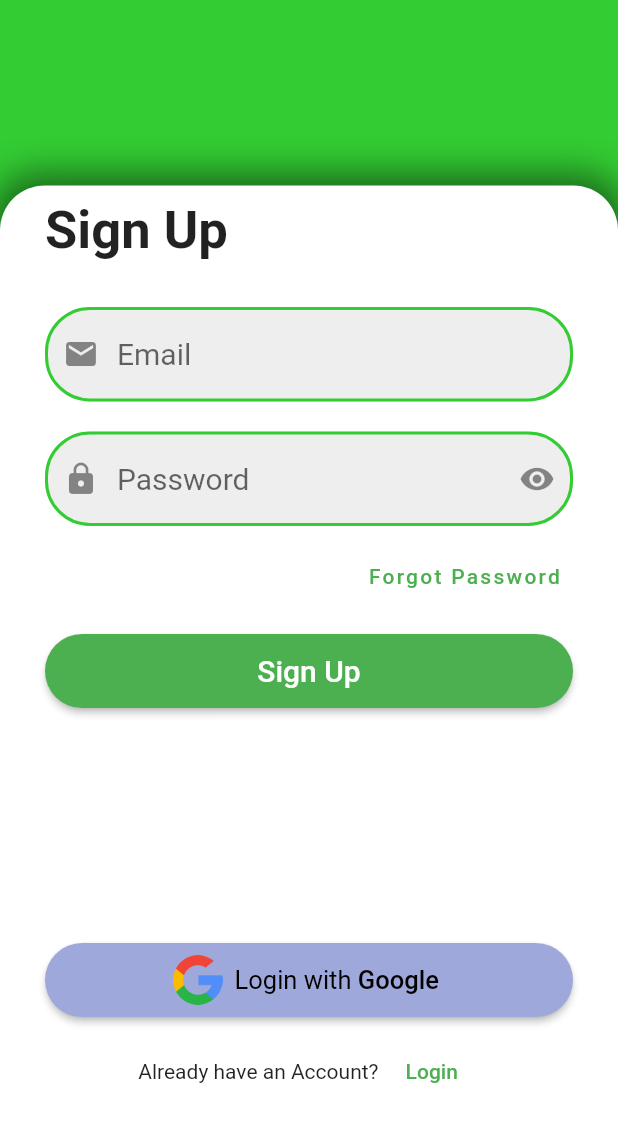
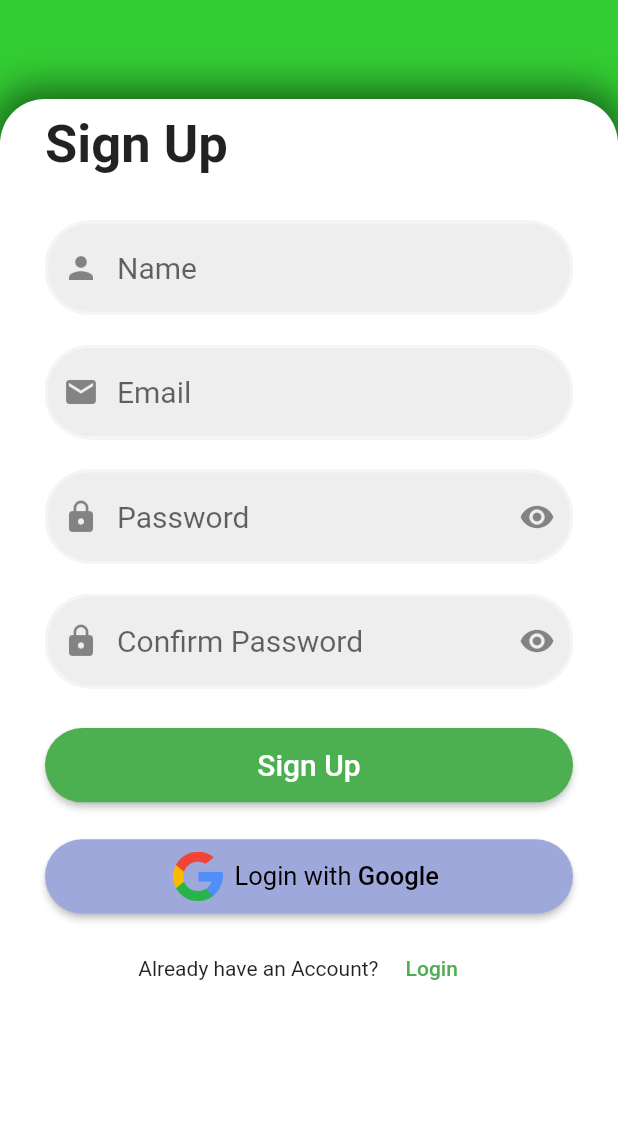
Before and after one commit to o-omki/depression-assessment-app, a Flutter app: the screen it shows after launch, after a tap on "Login", after a tap on "Sign Up", on a phone screen of 412 x 824 dp. Shown: the top 1122 px of the screen. Run offline on Flutter 3.47's test engine with Material 2 defaults, Android fonts, the phone set to English and light mode, and no system bars; our stand-ins replace cloud_firestore, curved_navigation_bar, firebase_auth, firebase_core, glassmorphism, google_sign_in; accounts and stored records are empty; generated files the repository leaves out were written again.

Commit message:
Add functionality to login and signup with email and password

```diff
--- a/lib/screens/auth/login.dart
+++ b/lib/screens/auth/login.dart
@@ -8,7 +8,7 @@ import 'package:serenity_space/main.dart';
 
 import '../../api/apis.dart';
 import '../../helper/dialogs.dart';
-import '../../helper/bottom_nav_bar.dart';
+import '../bottom_nav_bar.dart';
 import 'signup.dart';
 
 class Login extends StatefulWidget {
@@ -28,6 +28,38 @@ class _LoginState extends State<Login> {
   final passwordController = TextEditingController();
 
   var _isObscured = true;
+
+  bool validateEmail(String email) {
+    String pattern = r'^[a-zA-Z0-9.!]+@[a-zA-Z0-9]+\.[a-zA-Z]+';
+    RegExp regExp = RegExp(pattern);
+    return regExp.hasMatch(email);
+  }
+
+  _loginUser() async {
+    try {
+      final credential = await FirebaseAuth.instance.signInWithEmailAndPassword(
+        email: email,
+        password: password,
+      );
+      log("Credential: $credential");
+      Navigator.pushReplacement(context,
+          MaterialPageRoute(builder: (context) => const BottomNavBar()));
+    } on FirebaseAuthException catch (e) {
+      if (e.code == 'user-not-found') {
+        Dialogs.showSnackbar(context, 'No user found for that email.');
+      } else if (e.code == 'wrong-password') {
+        Dialogs.showSnackbar(context, 'Wrong password provided for that user.');
+      }
+    }
+  }
+
+  @override
+  void dispose() {
+    // clean up the controller when widget is disposed
+    emailController.dispose();
+    passwordController.dispose();
+    super.dispose();
+  }
 
   _handleLoginBtnClick() {
     Dialogs.showProgressBar(context);
@@ -125,44 +157,15 @@ class _LoginState extends State<Login> {
                         Container(
                           margin: const EdgeInsets.symmetric(vertical: 10),
                           child: TextFormField(
-                            decoration: InputDecoration(
-                              prefixIcon: const Icon(Icons.email),
+                            decoration: const InputDecoration(
+                              prefixIcon: Icon(Icons.email),
                               hintText: 'Email',
-                              hintStyle: const TextStyle(
-                                fontSize: 20,
-                              ),
-                              enabledBorder: OutlineInputBorder(
-                                borderSide: const BorderSide(
-                                    color: Color(0XFF33CC33), width: 2.0),
-                                borderRadius: BorderRadius.circular(30.0),
-                              ),
-                              focusedBorder: OutlineInputBorder(
-                                borderSide: const BorderSide(
-                                    color: Colors.black, width: 2.0),
-                                borderRadius: BorderRadius.circular(30.0),
-                              ),
-                              errorBorder: OutlineInputBorder(
-                                borderSide: const BorderSide(
-                                    color: Color.fromARGB(255, 212, 57, 46),
-                                    width: 2.0),
-                                borderRadius: BorderRadius.circular(30.0),
-                              ),
-                              focusedErrorBorder: OutlineInputBorder(
-                                borderSide: const BorderSide(
-                                    color: Color.fromARGB(255, 212, 57, 46),
-                                    width: 2.0),
-                                borderRadius: BorderRadius.circular(30.0),
-                              ),
-                              errorStyle: const TextStyle(
-                                fontSize: 15,
-                                color: Color.fromARGB(255, 212, 57, 46),
-                              ),
                             ),
                             controller: emailController,
                             validator: (value) {
                               if (value == null || value.isEmpty) {
                                 return 'Please enter your Email';
-                              } else if (!value.contains('@')) {
+                              } else if (!validateEmail(value)) {
                                 return 'Please enter valid Email';
                               }
                               return null;
@@ -176,35 +179,6 @@ class _LoginState extends State<Login> {
                             decoration: InputDecoration(
                               prefixIcon: const Icon(Icons.lock),
                               hintText: 'Password',
-                              hintStyle: const TextStyle(
-                                fontSize: 20,
-                              ),
-                              enabledBorder: OutlineInputBorder(
-                                borderSide: const BorderSide(
-                                    color: Color(0XFF33CC33), width: 2.0),
-                                borderRadius: BorderRadius.circular(30.0),
-                              ),
-                              focusedBorder: OutlineInputBorder(
-                                borderSide: const BorderSide(
-                                    color: Colors.black, width: 2.0),
-                                borderRadius: BorderRadius.circular(30.0),
-                              ),
-                              errorBorder: OutlineInputBorder(
-                                borderSide: const BorderSide(
-                                    color: Color.fromARGB(255, 212, 57, 46),
-                                    width: 2.0),
-                                borderRadius: BorderRadius.circular(30.0),
-                              ),
-                              focusedErrorBorder: OutlineInputBorder(
-                                borderSide: const BorderSide(
-                                    color: Color.fromARGB(255, 212, 57, 46),
-                                    width: 2.0),
-                                borderRadius: BorderRadius.circular(30.0),
-                              ),
-                              errorStyle: const TextStyle(
-                                fontSize: 15,
-                                color: Color.fromARGB(255, 212, 57, 46),
-                              ),
                               suffixIcon: IconButton(
                                 onPressed: () {
                                   setState(() {
@@ -240,7 +214,16 @@ class _LoginState extends State<Login> {
                               height: mq.height * 0.017,
                             ),
                             ElevatedButton(
-                              onPressed: () {},
+                              onPressed: () {
+                                // validate returns true if the form is valid, otherwise false
+                                if (_formKey.currentState!.validate()) {
+                                  setState(() {
+                                    email = emailController.text.trim();
+                                    password = passwordController.text.trim();
+                                  });
+                                  _loginUser();
+                                }
+                              },
                               style: ElevatedButton.styleFrom(
                                 minimumSize: Size.fromHeight(mq.height * 0.06),
                                 shape: const StadiumBorder(),
@@ -266,7 +249,8 @@ class _LoginState extends State<Login> {
                                 letterSpacing: 1.5),
                           ),
                         ),
-                        SizedBox(height: mq.height * 0.13),
+                        SizedBox(height: mq.height * 0.07),
+                        Spacer(),
                         Column(
                           children: [
                             ElevatedButton.icon(
--- a/lib/screens/auth/signup.dart
+++ b/lib/screens/auth/signup.dart
@@ -8,7 +8,7 @@ import 'package:serenity_space/main.dart';
 
 import '../../api/apis.dart';
 import '../../helper/dialogs.dart';
-import '../../helper/bottom_nav_bar.dart';
+import '../bottom_nav_bar.dart';
 
 import 'login.dart';
 
@@ -22,15 +22,82 @@ class SignUp extends StatefulWidget {
 class _SignUpState extends State<SignUp> {
   final _formKey = GlobalKey<FormState>();
 
+  var name = "";
   var email = "";
   var password = "";
+  var confPassword = "";
 
+  final nameController = TextEditingController();
   final emailController = TextEditingController();
   final passwordController = TextEditingController();
+  final confPasswordController = TextEditingController();
 
-  var _isObscured = true;
+  var _isPassObscured = true;
+  var _isConfPassObscured = true;
 
-  _handleLoginBtnClick() {
+  bool validateEmail(String email) {
+    String pattern = r'^[a-zA-Z0-9.!]+@[a-zA-Z0-9]+\.[a-zA-Z]+';
+    RegExp regExp = RegExp(pattern);
+    return regExp.hasMatch(email);
+  }
+
+  String? _validatePassword(String? value) {
+    if (value == null || value.isEmpty) {
+      return 'Please enter your Password';
+    } else if (value.length < 8) {
+      return 'Password must be at least 8 characters long';
+      // } else if (!RegExp(r'^(?=.*[a-zA-Z])(?=.*\d)[A-Za-z\d]+$')
+    } else if (!RegExp(
+            r'^(?=.*[a-z])(?=.*[A-Z])(?=.*\d)(?=.*[@$!%*?&#])[A-Za-z\d@$!%*?&#]{8,}$')
+        .hasMatch(value)) {
+      return 'Password must contain [0-9] [a-z] [A-Z]\nwith special character';
+    }
+    return null;
+  }
+
+  String? _validateConfirmPassword(String? value) {
+    if (value == null || value.isEmpty) {
+      return 'Please confirm your Password';
+    } else if (value != passwordController.text) {
+      return 'Passwords do not match';
+    }
+    return null;
+  }
+
+  _createUser() async {
+    try {
+      final UserCredential credential =
+          await APIs.fireauth.createUserWithEmailAndPassword(
+        email: email,
+        password: password,
+      );
+      log("Credential: $credential");
+      Dialogs.showSnackbar(context, 'Registered Successfully');
+      Navigator.pushReplacement(context,
+          MaterialPageRoute(builder: (context) => const BottomNavBar()));
+    } on FirebaseAuthException catch (e) {
+      if (e.code == 'weak-password') {
+        Dialogs.showSnackbar(context, 'The password provided is too weak.');
+      } else if (e.code == 'email-already-in-use') {
+        Dialogs.showSnackbar(
+            context, 'The account already exists for that email.');
+      }
+    } catch (e) {
+      log('$e');
+    }
+  }
+
+  @override
+  void dispose() {
+    // clean up the controller when widget is disposed
+    nameController.dispose();
+    emailController.dispose();
+    passwordController.dispose();
+    confPasswordController.dispose();
+    super.dispose();
+  }
+
+  _handleGoogleLoginBtnClick() {
     Dialogs.showProgressBar(context);
     _signInWithGoogle().then((user) async {
       Navigator.pop(context);
@@ -90,7 +157,7 @@ class _SignUpState extends State<SignUp> {
               color: const Color(0XFF33CC33),
             ),
             Positioned(
-              top: mq.height * .15,
+              top: mq.height * .08,
               child: Container(
                 decoration: BoxDecoration(
                     borderRadius: const BorderRadius.only(
@@ -108,6 +175,9 @@ class _SignUpState extends State<SignUp> {
                     ]),
                 height: mq.height,
                 width: mq.width,
+                child: Column(
+                  children: [
+                    Expanded(
                       child: Form(
                         key: _formKey,
                         child: Padding(
@@ -124,46 +194,35 @@ class _SignUpState extends State<SignUp> {
                                 height: 20,
                               ),
                               Container(
-                          margin: const EdgeInsets.symmetric(vertical: 10),
+                                margin:
+                                    const EdgeInsets.symmetric(vertical: 10),
                                 child: TextFormField(
-                            decoration: InputDecoration(
-                              prefixIcon: const Icon(Icons.email),
+                                  decoration: const InputDecoration(
+                                    prefixIcon: Icon(Icons.person),
+                                    hintText: 'Name',
+                                  ),
+                                  controller: nameController,
+                                  validator: (value) {
+                                    if (value == null || value.isEmpty) {
+                                      return 'Please enter your Name';
+                                    }
+                                    return null;
+                                  },
+                                ),
+                              ),
+                              Container(
+                                margin:
+                                    const EdgeInsets.symmetric(vertical: 10),
+                                child: TextFormField(
+                                  decoration: const InputDecoration(
+                                    prefixIcon: Icon(Icons.email),
                                     hintText: 'Email',
-                              hintStyle: const TextStyle(
-                                fontSize: 20,
-                              ),
-                              enabledBorder: OutlineInputBorder(
-                                borderSide: const BorderSide(
-                                    color: Color(0XFF33CC33), width: 2.0),
-                                borderRadius: BorderRadius.circular(30.0),
-                              ),
-                              focusedBorder: OutlineInputBorder(
-                                borderSide: const BorderSide(
-                                    color: Colors.black, width: 2.0),
-                                borderRadius: BorderRadius.circular(30.0),
-                              ),
-                              errorBorder: OutlineInputBorder(
-                                borderSide: const BorderSide(
-                                    color: Color.fromARGB(255, 212, 57, 46),
-                                    width: 2.0),
-                                borderRadius: BorderRadius.circular(30.0),
-                              ),
-                              focusedErrorBorder: OutlineInputBorder(
-                                borderSide: const BorderSide(
-                                    color: Color.fromARGB(255, 212, 57, 46),
-                                    width: 2.0),
-                                borderRadius: BorderRadius.circular(30.0),
-                              ),
-                              errorStyle: const TextStyle(
-                                fontSize: 15,
-                                color: Color.fromARGB(255, 212, 57, 46),
-                              ),
                                   ),
                                   controller: emailController,
                                   validator: (value) {
                                     if (value == null || value.isEmpty) {
                                       return 'Please enter your Email';
-                              } else if (!value.contains('@')) {
+                                    } else if (!validateEmail(value)) {
                                       return 'Please enter valid Email';
                                     }
                                     return null;
@@ -171,79 +230,74 @@ class _SignUpState extends State<SignUp> {
                                 ),
                               ),
                               Container(
-                          margin: const EdgeInsets.symmetric(vertical: 10),
+                                margin:
+                                    const EdgeInsets.symmetric(vertical: 10),
                                 child: TextFormField(
-                            obscureText: _isObscured,
+                                  obscureText: _isPassObscured,
                                   decoration: InputDecoration(
                                     prefixIcon: const Icon(Icons.lock),
                                     hintText: 'Password',
-                              hintStyle: const TextStyle(
-                                fontSize: 20,
-                              ),
-                              enabledBorder: OutlineInputBorder(
-                                borderSide: const BorderSide(
-                                    color: Color(0XFF33CC33), width: 2.0),
-                                borderRadius: BorderRadius.circular(30.0),
-                              ),
-                              focusedBorder: OutlineInputBorder(
-                                borderSide: const BorderSide(
-                                    color: Colors.black, width: 2.0),
-                                borderRadius: BorderRadius.circular(30.0),
-                              ),
-                              errorBorder: OutlineInputBorder(
-                                borderSide: const BorderSide(
-                                    color: Color.fromARGB(255, 212, 57, 46),
-                                    width: 2.0),
-                                borderRadius: BorderRadius.circular(30.0),
-                              ),
-                              focusedErrorBorder: OutlineInputBorder(
-                                borderSide: const BorderSide(
-                                    color: Color.fromARGB(255, 212, 57, 46),
-                                    width: 2.0),
-                                borderRadius: BorderRadius.circular(30.0),
-                              ),
-                              errorStyle: const TextStyle(
-                                fontSize: 15,
-                                color: Color.fromARGB(255, 212, 57, 46),
-                              ),
                                     suffixIcon: IconButton(
                                       onPressed: () {
                                         setState(() {
-                                    _isObscured = !_isObscured;
+                                          _isPassObscured = !_isPassObscured;
                                         });
                                       },
-                                icon: _isObscured
+                                      icon: _isPassObscured
                                           ? const Icon(Icons.visibility)
                                           : const Icon(Icons.visibility_off),
                                     ),
                                   ),
                                   controller: passwordController,
-                            validator: (value) {
-                              if (value == null || value.isEmpty) {
-                                return 'Please enter your Password';
-                              }
-                              return null;
-                            },
+                                  validator: (value) =>
+                                      _validatePassword(value),
                                 ),
                               ),
-                        Column(
-                          mainAxisAlignment: MainAxisAlignment.center,
-                          crossAxisAlignment: CrossAxisAlignment.end,
-                          children: [
-                            TextButton(
-                                onPressed: () => {},
-                                child: const Text(
-                                  'Forgot Password',
-                                  style: TextStyle(
-                                      fontSize: 14, letterSpacing: 1.5),
-                                )),
+                              Container(
+                                margin:
+                                    const EdgeInsets.symmetric(vertical: 10),
+                                child: TextFormField(
+                                  obscureText: _isConfPassObscured,
+                                  decoration: InputDecoration(
+                                    prefixIcon: const Icon(Icons.lock),
+                                    hintText: 'Confirm Password',
+                                    suffixIcon: IconButton(
+                                      onPressed: () {
+                                        setState(() {
+                                          _isConfPassObscured =
+                                              !_isConfPassObscured;
+                                        });
+                                      },
+                                      icon: _isConfPassObscured
+                                          ? const Icon(Icons.visibility)
+                                          : const Icon(Icons.visibility_off),
+                                    ),
+                                  ),
+                                  controller: confPasswordController,
+                                  validator: (value) =>
+                                      _validateConfirmPassword(value),
+                                ),
+                              ),
                               SizedBox(
-                              height: mq.height * 0.017,
+                                height: mq.height * 0.02,
                               ),
                               ElevatedButton(
-                              onPressed: () {},
+                                onPressed: () {
+                                  // validate returns true if the form is valid, otherwise false
+                                  if (_formKey.currentState!.validate()) {
+                                    setState(() {
+                                      name = nameController.text.trim();
+                                      email = emailController.text.trim();
+                                      password = passwordController.text.trim();
+                                      confPassword =
+                                          confPasswordController.text.trim();
+                                    });
+                                    _createUser();
+                                  }
+                                },
                                 style: ElevatedButton.styleFrom(
-                                minimumSize: Size.fromHeight(mq.height * 0.06),
+                                  minimumSize:
+                                      Size.fromHeight(mq.height * 0.06),
                                   shape: const StadiumBorder(),
                                 ),
                                 child: const Text(
@@ -251,22 +305,21 @@ class _SignUpState extends State<SignUp> {
                                   style: TextStyle(fontSize: 20),
                                 ),
                               ),
-                          ],
+                              SizedBox(
+                                height: mq.height * 0.03,
                               ),
-                        SizedBox(
-                          height: mq.height * 0.06,
-                        ),
-                        SizedBox(height: mq.height * 0.13),
+                              Spacer(),
                               Column(
                                 children: [
                                   ElevatedButton.icon(
                                     style: ElevatedButton.styleFrom(
                                       backgroundColor: Colors.indigo.shade200,
                                       shape: const StadiumBorder(),
-                                minimumSize: Size.fromHeight(mq.height * 0.06),
+                                      minimumSize:
+                                          Size.fromHeight(mq.height * 0.06),
                                     ),
                                     onPressed: () {
-                                _handleLoginBtnClick();
+                                      _handleGoogleLoginBtnClick();
                                     },
                                     icon: Image.asset(
                                       'assets/images/google.png',
@@ -313,6 +366,9 @@ class _SignUpState extends State<SignUp> {
                         ),
                       ),
                     ),
+                  ],
+                ),
+              ),
             )
           ],
         ),
```
Lines whose indentation alone changed are shown as unchanged.
